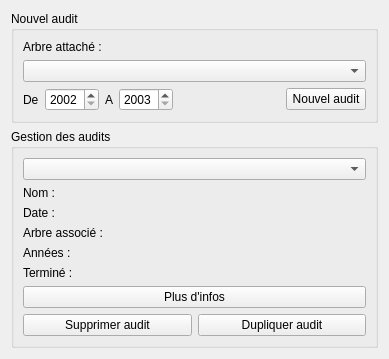
First picture: the form in dialogmanageaudits.ui, repository GiPiLab/ProtonClassicSuite, before the edit.
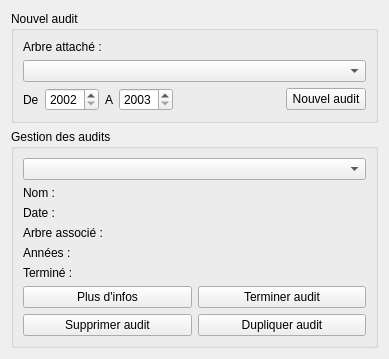
Second picture: the form after the edit.

Commit message: Audit filling is OK

The edit to the form file:
```diff
--- a/dialogmanageaudits.ui
+++ b/dialogmanageaudits.ui
@@ -7,7 +7,7 @@
     <x>0</x>
     <y>0</y>
     <width>389</width>
-    <height>337</height>
+    <height>357</height>
    </rect>
   </property>
   <property name="windowTitle">
@@ -206,13 +206,20 @@
         </item>
        </layout>
       </item>
-      <item row="2" column="0" colspan="2">
+      <item row="2" column="0">
        <widget class="QPushButton" name="moreInfosButton">
         <property name="text">
          <string>Plus d'infos</string>
         </property>
        </widget>
       </item>
+      <item row="2" column="1">
+       <widget class="QPushButton" name="finishAuditButton">
+        <property name="text">
+         <string>Terminer audit</string>
+        </property>
+       </widget>
+      </item>
       <item row="3" column="0">
        <widget class="QPushButton" name="deleteAuditButton">
         <property name="text">
```
Left out of the diff: 6 changed lines with no effect on the pictures. The commit also changes 12 other files.
